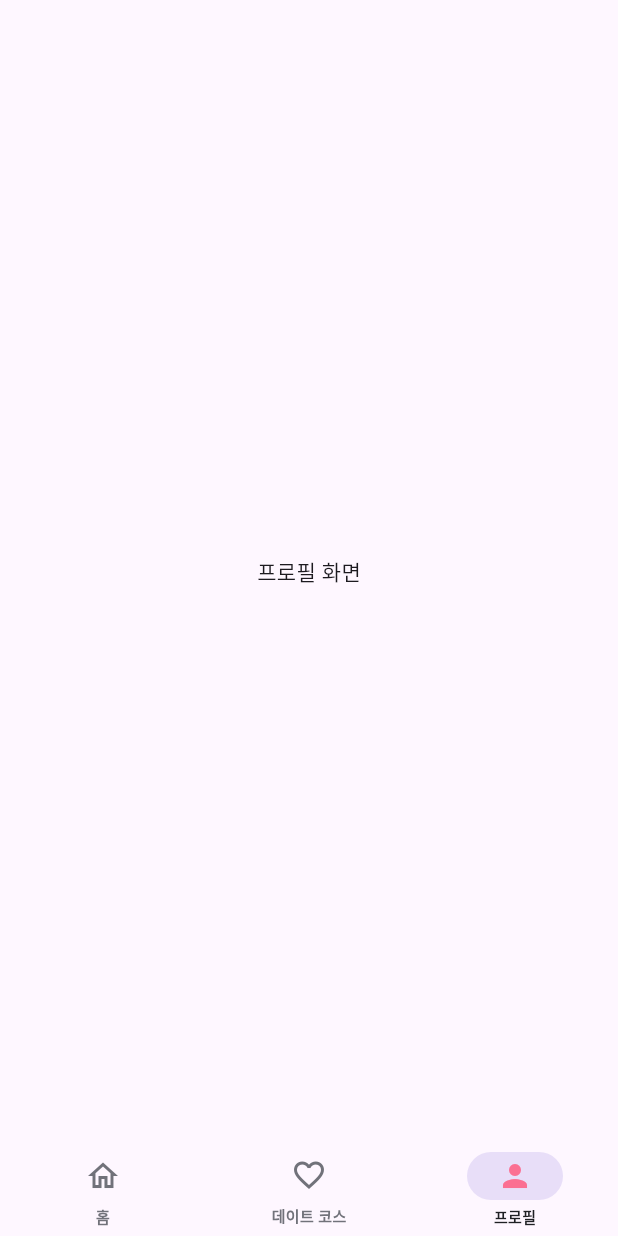
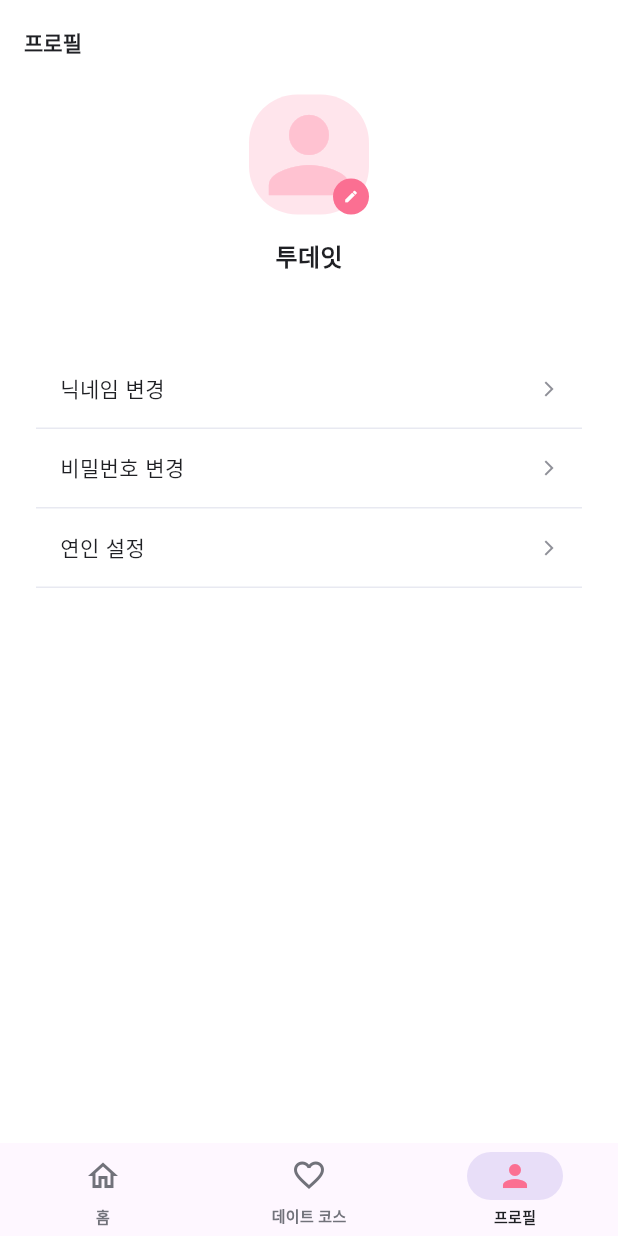
Before and after one commit to SKKU-ToDate/todate-frontend, a Flutter app: the screen it shows after launch, item 3 of the bottom bar chosen, on a phone screen of 412 x 824 dp. Run offline on Flutter 3.47's test engine with Material 3 defaults, Android fonts, the phone set to English and light mode, and no system bars.

Commit message:
[feat] 프로필 화면 구현

```diff
--- a/lib/screens/profile_screen.dart
+++ b/lib/screens/profile_screen.dart
@@ -1,13 +1,147 @@
 import 'package:flutter/material.dart';
 
-class ProfileScreen extends StatelessWidget {
+import '../global/core/presentation/components/base_app_bar.dart';
+import '../global/core/presentation/components/profile_menu_item.dart';
+import '../global/style/color_styles.dart';
+import '../global/style/text_styles.dart';
+
+class ProfileScreen extends StatefulWidget {
   const ProfileScreen({super.key});
 
   @override
+  State<ProfileScreen> createState() => _ProfileScreenState();
+}
+
+class _ProfileScreenState extends State<ProfileScreen> {
+  // TODO: 실제 사용자 데이터 (닉네임, 프로필 이미지 URL) 가져오는 로직 필요
+  String _nickname = '투데잇';
+  String? _profileImageUrl; // null이면 기본 아이콘 표시
+  // File? _selectedImageFile; // 나중에 이미지 선택 시 사용
+
+  // TODO: 이미지 변경 로직 구현 (ImagePicker 패키지 등 사용)
+  void _pickImage() async {
+    // ImagePicker 로직...
+    // 서버에 업로드 후 _profileImageUrl 업데이트...
+    print('이미지 변경 버튼 눌림');
+  }
+
+  @override
   Widget build(BuildContext context) {
-    return const Scaffold(
-      // AppBar 등 필요한 위젯 추가 가능
-      body: Center(child: Text('프로필 화면')),
+    return Scaffold(
+      backgroundColor: Colors.white,
+      appBar: const BaseAppBar(
+        title: '프로필',
+        centerTitle: true,
+        showBackButton: false,
+      ),
+      body: Column(
+        children: [
+          SizedBox(
+            height: 133,
+            child: Column(
+              mainAxisAlignment: MainAxisAlignment.center,
+              children: [
+                Stack(
+                  alignment: Alignment.bottomRight,
+                  children: [
+                    Container(
+                      width: 80,
+                      height: 80,
+                      decoration: BoxDecoration(
+                        color: ColorStyles.highlightLightest,
+                        borderRadius: BorderRadius.circular(32.0),
+                        image: _profileImageUrl != null
+                            ? DecorationImage(
+                                image: NetworkImage(_profileImageUrl!),
+                                fit: BoxFit.cover,
+                              )
+                            : null,
+                      ),
+                      child: _profileImageUrl == null
+                          ? const Center(
+                              child: Icon(
+                                Icons.person, // 기본 아이콘
+                                color: ColorStyles.highlightLight,
+                                size: 80,
+                              ),
+                            )
+                          : null,
+                    ),
+                    GestureDetector(
+                      onTap: _pickImage,
+                      child: Container(
+                        width: 24,
+                        height: 24,
+                        decoration: const BoxDecoration(
+                          color: ColorStyles.highlightDarkest,
+                          shape: BoxShape.circle,
+                        ),
+                        child: const Icon(
+                          Icons.edit,
+                          color: Colors.white,
+                          size: 10,
+                        ),
+                      ),
+                    ),
+                  ],
+                ),
+                const SizedBox(height: 16),
+                Text(
+                  _nickname,
+                  style: TextStyles.heading3.copyWith(
+                    color: ColorStyles.neutralDarkDarkest,
+                  ),
+                ),
+              ],
+            ),
+          ),
+
+          const SizedBox(height: 44.0),
+          Padding(
+            padding: const EdgeInsets.symmetric(horizontal: 24.0),
+            child: Column(
+              children: [
+                ProfileMenuItem(
+                  title: '닉네임 변경',
+                  onTap: () {
+                    // TODO: 닉네임 변경 화면으로 이동
+                    print('닉네임 변경 눌림');
+                  },
+                ),
+                const Divider(
+                  height: 1,
+                  thickness: 1,
+                  color: ColorStyles.neutralLightMedium,
+                ),
+                ProfileMenuItem(
+                  title: '비밀번호 변경',
+                  onTap: () {
+                    // TODO: 비밀번호 변경 화면으로 이동
+                    print('비밀번호 변경 눌림');
+                  },
+                ),
+                const Divider(
+                  height: 1,
+                  thickness: 1,
+                  color: ColorStyles.neutralLightMedium,
+                ),
+                ProfileMenuItem(
+                  title: '연인 설정',
+                  onTap: () {
+                    // TODO: 연인 설정 화면으로 이동
+                    print('연인 설정 눌림');
+                  },
+                ),
+                const Divider(
+                  height: 1,
+                  thickness: 1,
+                  color: ColorStyles.neutralLightMedium,
+                ),
+              ],
+            ),
+          ),
+        ],
+      ),
     );
   }
 }
```
